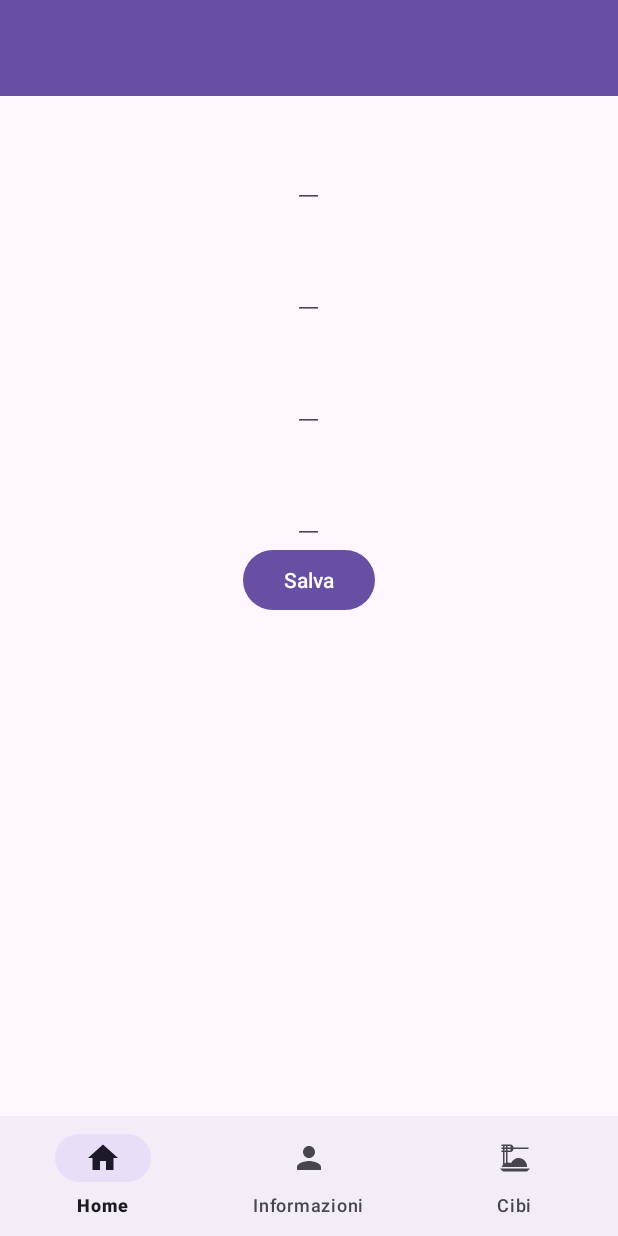
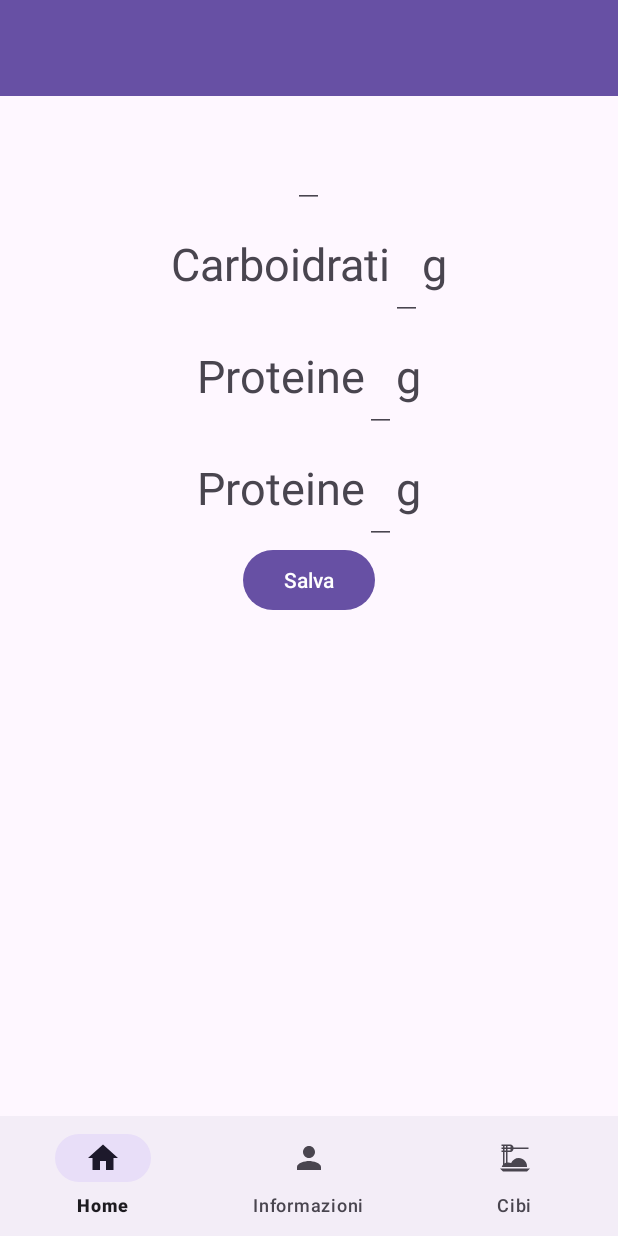
Before and after one commit to Albyoneone/DietaMacro, an Android app: the fragment ModificaDatiFragment placed in its activity, on a phone screen of 412 x 824 dp. Run offline under Robolectric (Android 15) with nearby library versions, the phone set to English and light mode, and no system bars; our stand-ins replace Firebase (no records; nobody signed in at launch, a user with empty details on screens opened directly); 7 statements that could not run were skipped.

Commit message:
Modifica del fragment_modifica_dati.xml

```diff
--- a/app/src/main/res/layout/fragment_modifica_dati.xml
+++ b/app/src/main/res/layout/fragment_modifica_dati.xml
@@ -27,6 +27,20 @@
         android:hint="Testo dettaglio"
         android:textSize="40sp" />
 
+    <LinearLayout
+        android:layout_width="wrap_content"
+        android:layout_height="wrap_content"
+        android:orientation="horizontal"
+        android:layout_gravity="center">
+
+        <TextView
+            android:layout_width="wrap_content"
+            android:layout_height="wrap_content"
+            android:text="Carboidrati"
+            android:layout_gravity="center"
+            android:textSize="30sp"
+            />
+
         <EditText
             android:id="@+id/testoDettaglioCarboidrati"
             android:layout_width="wrap_content"
@@ -35,6 +49,30 @@
             android:hint="Carboidrati"
             android:inputType="number"
             android:textSize="40sp" />
+
+        <TextView
+            android:layout_width="wrap_content"
+            android:layout_height="wrap_content"
+            android:text="g"
+            android:layout_gravity="center"
+            android:textSize="30sp"
+            />
+
+    </LinearLayout>
+
+    <LinearLayout
+        android:layout_width="wrap_content"
+        android:layout_height="wrap_content"
+        android:orientation="horizontal"
+        android:layout_gravity="center">
+
+        <TextView
+            android:layout_width="wrap_content"
+            android:layout_height="wrap_content"
+            android:text="Proteine"
+            android:layout_gravity="center"
+            android:textSize="30sp"
+            />
 
         <EditText
             android:id="@+id/testoDettaglioProteine"
@@ -45,6 +83,30 @@
             android:inputType="number"
             android:textSize="40sp" />
 
+        <TextView
+            android:layout_width="wrap_content"
+            android:layout_height="wrap_content"
+            android:text="g"
+            android:layout_gravity="center"
+            android:textSize="30sp"
+            />
+
+    </LinearLayout>
+
+    <LinearLayout
+        android:layout_width="wrap_content"
+        android:layout_height="wrap_content"
+        android:orientation="horizontal"
+        android:layout_gravity="center">
+
+        <TextView
+            android:layout_width="wrap_content"
+            android:layout_height="wrap_content"
+            android:text="Proteine"
+            android:layout_gravity="center"
+            android:textSize="30sp"
+            />
+
         <EditText
             android:id="@+id/testoDettaglioGrassi"
             android:layout_width="wrap_content"
@@ -53,6 +115,17 @@
             android:hint="Grassi"
             android:inputType="number"
             android:textSize="40sp" />
+
+        <TextView
+            android:layout_width="wrap_content"
+            android:layout_height="wrap_content"
+            android:text="g"
+            android:layout_gravity="center"
+            android:textSize="30sp"
+            />
+
+    </LinearLayout>
+
 
     <Button
         android:id="@+id/saveBottone"
```
Lines whose indentation alone changed are shown as unchanged.
